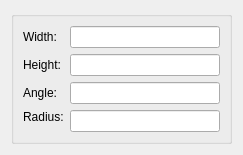
The window that ui/Mesh.ui (murilloeng/Plates) describes before a commit, drawn with Qt 5.
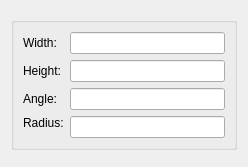
The same window after the commit.

Diff of the .ui file:
```diff
--- a/ui/Mesh.ui
+++ b/ui/Mesh.ui
@@ -6,16 +6,28 @@
    <rect>
     <x>0</x>
     <y>0</y>
-    <width>233</width>
-    <height>140</height>
+    <width>248</width>
+    <height>167</height>
    </rect>
   </property>
+  <property name="sizePolicy">
+   <sizepolicy hsizetype="Preferred" vsizetype="Fixed">
+    <horstretch>0</horstretch>
+    <verstretch>0</verstretch>
+   </sizepolicy>
+  </property>
   <property name="windowTitle">
    <string>Mesh</string>
   </property>
   <layout class="QGridLayout" name="gridLayout">
    <item row="0" column="0">
     <widget class="QGroupBox" name="group">
+     <property name="sizePolicy">
+      <sizepolicy hsizetype="Preferred" vsizetype="Fixed">
+       <horstretch>0</horstretch>
+       <verstretch>0</verstretch>
+      </sizepolicy>
+     </property>
      <property name="font">
       <font>
        <bold>true</bold>
```
